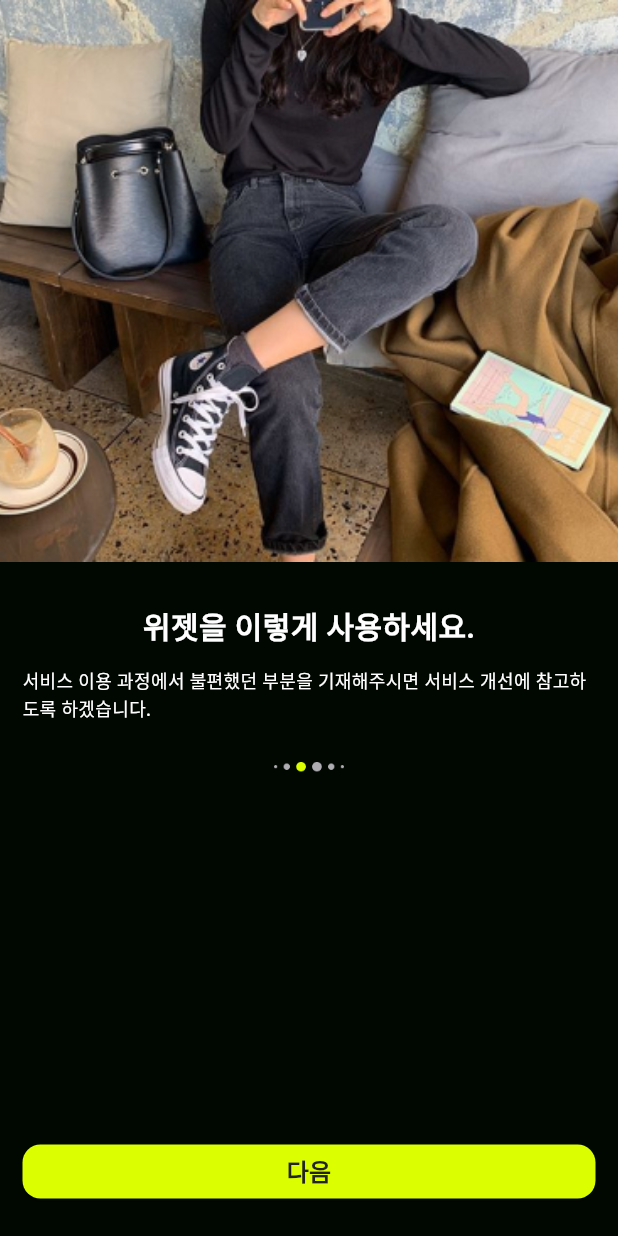
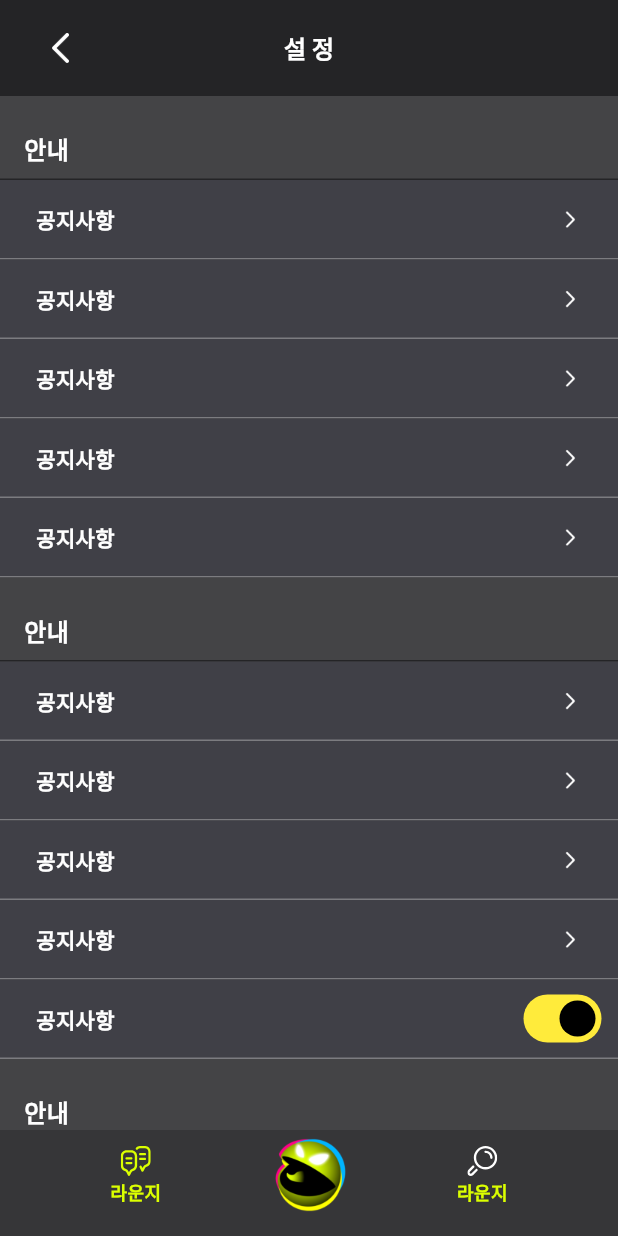
Before and after one commit to Faysel-Abdella/Flutter-App-Development, a Flutter app: the screen it shows after launch, on a phone screen of 412 x 824 dp. Run offline on Flutter 3.47's test engine with Material 3 defaults, Android fonts, the phone set to English and light mode, and no system bars; our stand-ins replace flutter_chat_types, flutter_otp_text_field, flutter_svg, image_picker; missing offline and left inert: flutter_link_previewer, radio_group_v2; project files that could hold a hidden picture were left out.

Commit message:
deploy profile setting home page

```diff
--- /dev/null
+++ b/lib/components/setting_item.dart
@@ -0,0 +1,38 @@
+import 'package:flutter/material.dart';
+
+class CustomSettingText extends StatelessWidget {
+  final String text;
+
+  const CustomSettingText({
+    super.key,
+    required this.text,
+  });
+
+  @override
+  Widget build(BuildContext context) {
+    return Container(
+        padding: EdgeInsets.symmetric(vertical: 16, horizontal: 24),
+        decoration: BoxDecoration(
+          border:
+              Border(bottom: BorderSide(width: 1, color: Color(0xFF7C7C80))),
+          color: Color.fromARGB(255, 64, 64, 71),
+        ),
+        child: Row(
+          mainAxisAlignment: MainAxisAlignment.spaceBetween,
+          children: [
+            Text(
+              "공지사항",
+              style: TextStyle(
+                  fontSize: 14,
+                  fontWeight: FontWeight.w700,
+                  color: Colors.white),
+            ),
+            Image.asset(
+              "images/small_to_right_icon.png",
+              width: 16,
+              height: 16,
+            )
+          ],
+        ));
+  }
+}
--- /dev/null
+++ b/lib/components/setting_item_header.dart
@@ -0,0 +1,29 @@
+import 'package:flutter/material.dart';
+
+class CustomHeader extends StatelessWidget {
+  final String text;
+
+  const CustomHeader({
+    super.key,
+    required this.text,
+  });
+
+  @override
+  Widget build(BuildContext context) {
+    return (Container(
+      decoration: BoxDecoration(
+        border: Border(bottom: BorderSide(width: 1, color: Color(0xFF242426))),
+        color: Color(0xFF444446),
+      ),
+      padding: EdgeInsets.only(top: 24, left: 16, right: 16, bottom: 8),
+      child: Align(
+        alignment: Alignment.centerLeft,
+        child: Text(
+          text,
+          style: TextStyle(
+              fontSize: 16, fontWeight: FontWeight.w700, color: Colors.white),
+        ),
+      ),
+    ));
+  }
+}
--- a/lib/main.dart
+++ b/lib/main.dart
@@ -9,6 +9,7 @@ import 'package:flutter_app_gap/screens/join/login_process/login.dart';
 import 'package:flutter_app_gap/screens/join/login_process/otp_certified_page.dart';
 import 'package:flutter_app_gap/screens/join/register_profile/lounge_select.dart';
 import 'package:flutter_app_gap/screens/join/register_profile/name_register.dart';
+import 'package:flutter_app_gap/screens/profile_setting/setting_home.dart';
 
 void main() {
   runApp(const MyApp());
@@ -27,7 +28,7 @@ class MyApp extends StatelessWidget {
         colorScheme: ColorScheme.fromSeed(seedColor: Colors.deepPurple),
         useMaterial3: true,
       ),
-      home: const SplashPage(),
+      home: const SettingHome(),
     );
   }
 }
--- /dev/null
+++ b/lib/screens/profile_setting/setting_home.dart
@@ -0,0 +1,201 @@
+import 'package:flutter/material.dart';
+import 'package:flutter_app_gap/components/setting_item.dart';
+import 'package:flutter_app_gap/components/setting_item_header.dart';
+import 'package:flutter_svg/flutter_svg.dart';
+
+class SettingHome extends StatefulWidget {
+  const SettingHome({super.key});
+
+  @override
+  State<SettingHome> createState() => _SettingHomeState();
+}
+
+class _SettingHomeState extends State<SettingHome> {
+  bool switchValue = true;
+  @override
+  Widget build(BuildContext context) {
+    return Scaffold(
+      backgroundColor: const Color(0xFF363638),
+      appBar: AppBar(
+        backgroundColor: const Color(0xFF242426),
+        automaticallyImplyLeading: false,
+        elevation: 0,
+        toolbarHeight: 64,
+        centerTitle: true,
+        title: const Text(
+          "설 정",
+          style: TextStyle(
+            fontSize: 16,
+            fontWeight: FontWeight.w700,
+            color: Colors.white,
+            height: 20.5,
+          ),
+        ),
+        leading: Container(
+          margin: const EdgeInsets.only(left: 8),
+          padding: EdgeInsets.only(left: 18),
+          child: GestureDetector(
+              onTap: () {
+                Navigator.of(context).pop();
+              },
+              child: Image.asset("images/back_arrow.png")),
+        ),
+      ),
+      body: Column(
+        children: [
+          Expanded(
+              child: SingleChildScrollView(
+            child: Container(
+              child: Column(
+                children: [
+                  // A Title
+                  CustomHeader(text: "안내"),
+                  Column(
+                    children: [
+                      // Items
+                      // Items
+                      CustomSettingText(text: "공지사항"),
+                      CustomSettingText(text: "자주 묻는 질문"),
+                      CustomSettingText(text: "고객센터"),
+                      CustomSettingText(text: "서비스 개선 제안하기"),
+                      CustomSettingText(text: "입점 및 제휴 문의"),
+                    ],
+                  ),
+
+                  // ########### //
+                  CustomHeader(text: "안내"),
+                  Column(
+                    children: [
+                      // Items
+                      // Items
+                      CustomSettingText(text: "History"),
+                      CustomSettingText(text: "작성중인 갭"),
+                      CustomSettingText(text: "차단 사용자 관리"),
+                      CustomSettingText(text: "즐겨찾기 라운지"),
+                      Container(
+                          padding: EdgeInsets.symmetric(
+                              vertical: 16, horizontal: 24),
+                          decoration: BoxDecoration(
+                            border: Border(
+                                bottom: BorderSide(
+                                    width: 1, color: Color(0xFF7C7C80))),
+                            color: Color.fromARGB(255, 64, 64, 71),
+                          ),
+                          child: Row(
+                            mainAxisAlignment: MainAxisAlignment.spaceBetween,
+                            children: [
+                              Text(
+                                "공지사항",
+                                style: TextStyle(
+                                    fontSize: 14,
+                                    fontWeight: FontWeight.w700,
+                                    color: Colors.white),
+                              ),
+                              Container(
+                                width: 26,
+                                height: 16,
+                                child: Switch(
+                                  value: switchValue,
+                                  onChanged: (newValue) {
+                                    setState(() {
+                                      switchValue = newValue;
+                                    });
+                                  },
+                                  activeTrackColor: Colors.yellow,
+                                  activeColor: Colors.black,
+                                ),
+                              )
+                            ],
+                          ))
+                    ],
+                  ),
+
+                  CustomHeader(text: "안내"),
+                  Column(
+                    children: [
+                      // Items
+                      // Items
+                      CustomSettingText(text: "공지사항"),
+                      CustomSettingText(text: "자주 묻는 질문"),
+                      CustomSettingText(text: "고객센터"),
+                      CustomSettingText(text: "서비스 개선 제안하기"),
+                      Container(
+                          padding: EdgeInsets.symmetric(
+                              vertical: 16, horizontal: 24),
+                          decoration: BoxDecoration(
+                            border: Border(
+                                bottom: BorderSide(
+                                    width: 1, color: Color(0xFF7C7C80))),
+                            color: Color.fromARGB(255, 64, 64, 71),
+                          ),
+                          child: Row(
+                            mainAxisAlignment: MainAxisAlignment.spaceBetween,
+                            children: [
+                              Text(
+                                "공지사항",
+                                style: TextStyle(
+                                    fontSize: 14,
+                                    fontWeight: FontWeight.w700,
+                                    color: Colors.white),
+                              ),
+                              Container(
+                                margin: EdgeInsets.only(left: 40),
+                                child: Text(
+                                  "버전 : 10.11 (111111)",
+                                  style: TextStyle(
+                                      fontSize: 14,
+                                      fontWeight: FontWeight.w500,
+                                      color: Color(0xFFAEAEB2)),
+                                ),
+                              ),
+                              Image.asset(
+                                "images/small_to_right_icon.png",
+                                width: 16,
+                                height: 16,
+                              )
+                            ],
+                          )),
+                    ],
+                  ),
+                ],
+              ),
+            ),
+          )),
+          Container(
+            padding: EdgeInsets.only(top: 4, bottom: 16, left: 0, right: 0),
+            child: Row(
+              mainAxisAlignment: MainAxisAlignment.spaceEvenly,
+              children: [
+                Column(
+                  children: [
+                    SvgPicture.asset("images/lounge_icon.svg"),
+                    Text(
+                      "라운지",
+                      style: TextStyle(
+                          fontSize: 12,
+                          fontWeight: FontWeight.w700,
+                          color: Color(0xFFDBFF00)),
+                    )
+                  ],
+                ),
+                Image.asset("images/gap_icon.png", width: 50, height: 51),
+                Column(
+                  children: [
+                    SvgPicture.asset("images/search_icon.svg"),
+                    Text(
+                      "라운지",
+                      style: TextStyle(
+                          fontSize: 12,
+                          fontWeight: FontWeight.w700,
+                          color: Color(0xFFDBFF00)),
+                    )
+                  ],
+                ),
+              ],
+            ),
+          )
+        ],
+      ),
+    );
+  }
+}
```
Also changed, not shown: images/gap_icon.png (added), images/lounge_icon.svg (added), images/search_icon.svg (added), images/small_to_right_icon.png (added).
